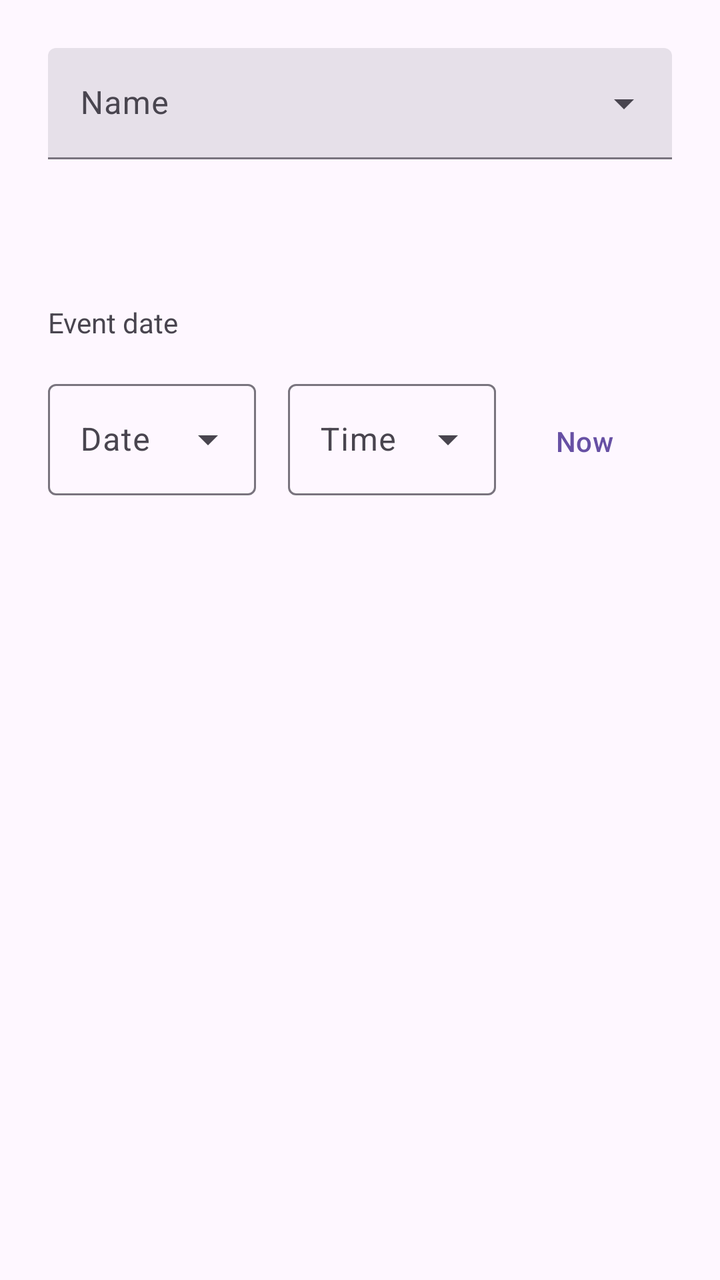
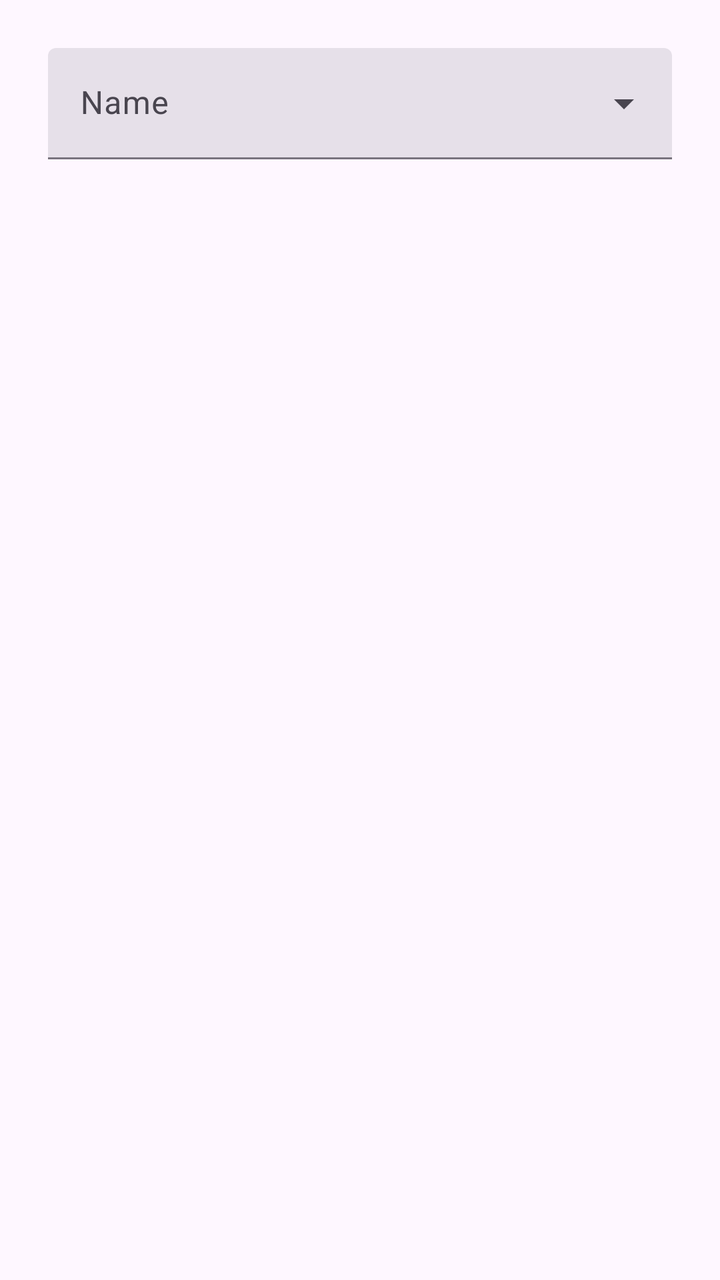

Screens rendered from an Android XML layout before and after an edit, with the pre-edit source and the edit as a unified diff.
<!-- AndroidManifest.xml: application theme Theme.TaskTracker -->
<!-- res/layout/fragment_entry.xml -->
<?xml version="1.0" encoding="utf-8"?>
<androidx.core.widget.NestedScrollView xmlns:android="http://schemas.android.com/apk/res/android"
    android:layout_width="match_parent"
    android:layout_height="match_parent"
    xmlns:app="http://schemas.android.com/apk/res-auto">

    <androidx.constraintlayout.widget.ConstraintLayout
        android:layout_width="match_parent"
        android:layout_height="match_parent"
        android:padding="24dp">

        
        <com.google.android.material.textfield.TextInputLayout
            android:id="@+id/entry_name_input_layout"
            android:layout_width="match_parent"
            android:layout_height="wrap_content"
            android:hint="@string/task_header_name"
            app:layout_constraintStart_toStartOf="parent"
            app:layout_constraintTop_toTopOf="parent"
            style="@style/Widget.Material3.TextInputLayout.FilledBox.ExposedDropdownMenu">

            <AutoCompleteTextView
                android:id="@+id/entry_name_edittext"
                android:layout_width="match_parent"
                android:layout_height="wrap_content"
                android:inputType="none"
                android:textColorHint="#616161" />

        </com.google.android.material.textfield.TextInputLayout>

        <LinearLayout
            android:id="@+id/entries_without_date_layout"
            android:layout_width="match_parent"
            android:layout_height="wrap_content"
            android:layout_marginTop="24dp"
            android:orientation="vertical"
            app:layout_constraintStart_toStartOf="parent"
            app:layout_constraintTop_toBottomOf="@+id/entry_name_input_layout">
            
            <com.google.android.material.textfield.TextInputLayout
                android:id="@+id/entry_yesno_input_layout"
                android:layout_width="match_parent"
                android:layout_height="wrap_content"
                android:visibility="gone"
                style="@style/Widget.Material3.TextInputLayout.OutlinedBox.ExposedDropdownMenu">

                <AutoCompleteTextView
                    android:id="@+id/entry_yesno_edittext"
                    android:layout_width="match_parent"
                    android:layout_height="wrap_content"
                    android:inputType="none" />

            </com.google.android.material.textfield.TextInputLayout>

            
            <com.google.android.material.textfield.TextInputLayout
                android:id="@+id/entry_number_input_layout"
                android:layout_width="match_parent"
                android:layout_height="wrap_content"
                android:visibility="gone"
                android:hint="@string/entry_number_title">

                <com.google.android.material.textfield.TextInputEditText
                    android:layout_width="match_parent"
                    android:layout_height="wrap_content"
                    android:id="@+id/entry_number_edittext"
                    android:inputType="number"/>

            </com.google.android.material.textfield.TextInputLayout>
        </LinearLayout>

        
        <androidx.constraintlayout.widget.ConstraintLayout
            android:id="@+id/entry_to_from_layout"
            android:layout_width="match_parent"
            android:layout_height="wrap_content"
            android:layout_marginTop="32dp"
            android:visibility="gone"
            app:layout_constraintStart_toStartOf="parent"
            app:layout_constraintTop_toBottomOf="@+id/entry_name_input_layout">

            <com.google.android.material.textview.MaterialTextView
                android:id="@+id/entry_from_title_textview"
                android:layout_width="wrap_content"
                android:layout_height="wrap_content"
                android:text="@string/entry_start_date_title"
                app:layout_constraintStart_toStartOf="parent"
                app:layout_constraintTop_toTopOf="parent"/>

            <com.google.android.material.textfield.TextInputLayout
                android:id="@+id/entry_from_date_input_layout"
                android:layout_width="0dp"
                android:layout_height="wrap_content"
                android:hint="@string/entry_date_title"
                android:layout_marginTop="16dp"
                app:layout_constraintStart_toStartOf="parent"
                app:layout_constraintEnd_toStartOf="@+id/entry_from_time_input_layout"
                app:layout_constraintTop_toBottomOf="@+id/entry_from_title_textview"
                style="@style/Widget.Material3.TextInputLayout.OutlinedBox.ExposedDropdownMenu">

                <AutoCompleteTextView
                    android:layout_width="match_parent"
                    android:layout_height="wrap_content"
                    android:id="@+id/entry_from_date_edittext"
                    android:inputType="none"/>

            </com.google.android.material.textfield.TextInputLayout>

            <com.google.android.material.textfield.TextInputLayout
                android:id="@+id/entry_from_time_input_layout"
                android:layout_width="0dp"
                android:layout_height="wrap_content"
                android:hint="@string/entry_time_title"
                android:layout_marginTop="16dp"
                android:layout_marginStart="16dp"
                app:layout_constraintEnd_toStartOf="@+id/entry_from_now"
                app:layout_constraintStart_toEndOf="@+id/entry_from_date_input_layout"
                app:layout_constraintTop_toBottomOf="@+id/entry_from_title_textview"
                style="@style/Widget.Material3.TextInputLayout.OutlinedBox.ExposedDropdownMenu">

                <AutoCompleteTextView
                    android:layout_width="match_parent"
                    android:layout_height="wrap_content"
                    android:id="@+id/entry_from_time_edittext"
                    android:inputType="none"/>

            </com.google.android.material.textfield.TextInputLayout>

            <Button
                style="@style/Widget.Material3.Button.TextButton"
                android:layout_width="wrap_content"
                android:layout_height="wrap_content"
                android:id="@+id/entry_from_now"
                android:text="@string/entry_now_btn"
                app:layout_constraintEnd_toEndOf="parent"
                app:layout_constraintBaseline_toBaselineOf="@+id/entry_from_time_input_layout"/>


            
            <com.google.android.material.textview.MaterialTextView
                android:id="@+id/entry_to_title_textview"
                android:layout_width="wrap_content"
                android:layout_height="wrap_content"
                android:layout_marginTop="16dp"
                android:text="@string/entry_end_date_title"
                app:layout_constraintStart_toStartOf="parent"
                app:layout_constraintTop_toBottomOf="@+id/entry_from_date_input_layout"/>

            <com.google.android.material.textfield.TextInputLayout
                android:id="@+id/entry_to_date_input_layout"
                android:layout_width="0dp"
                android:layout_height="wrap_content"
                android:hint="@string/entry_date_title"
                android:layout_marginTop="16dp"
                app:layout_constraintStart_toStartOf="parent"
                app:layout_constraintEnd_toStartOf="@+id/entry_to_time_input_layout"
                app:layout_constraintTop_toBottomOf="@+id/entry_to_title_textview"
                style="@style/Widget.Material3.TextInputLayout.OutlinedBox.ExposedDropdownMenu">

                <AutoCompleteTextView
                    android:layout_width="match_parent"
                    android:layout_height="wrap_content"
                    android:id="@+id/entry_to_date_edittext"
                    android:inputType="none"/>

            </com.google.android.material.textfield.TextInputLayout>

            <com.google.android.material.textfield.TextInputLayout
                android:id="@+id/entry_to_time_input_layout"
                android:layout_width="0dp"
                android:layout_height="wrap_content"
                android:hint="@string/entry_time_title"
                android:layout_marginTop="16dp"
                android:layout_marginStart="16dp"
                app:layout_constraintEnd_toStartOf="@+id/entry_to_now"
                app:layout_constraintStart_toEndOf="@+id/entry_to_date_input_layout"
                app:layout_constraintTop_toBottomOf="@+id/entry_to_title_textview"
                style="@style/Widget.Material3.TextInputLayout.OutlinedBox.ExposedDropdownMenu">

                <AutoCompleteTextView
                    android:layout_width="match_parent"
                    android:layout_height="wrap_content"
                    android:id="@+id/entry_to_time_edittext"
                    android:inputType="none"/>

            </com.google.android.material.textfield.TextInputLayout>

            <Button
                style="@style/Widget.Material3.Button.TextButton"
                android:layout_width="wrap_content"
                android:layout_height="wrap_content"
                android:id="@+id/entry_to_now"
                android:text="@string/entry_now_btn"
                app:layout_constraintEnd_toEndOf="parent"
                app:layout_constraintBaseline_toBaselineOf="@+id/entry_to_time_input_layout"/>
        </androidx.constraintlayout.widget.ConstraintLayout>

        
    <androidx.constraintlayout.widget.ConstraintLayout
        android:id="@+id/entry_date_layout"
        android:layout_width="match_parent"
        android:layout_height="wrap_content"
        android:layout_marginTop="32dp"
        app:layout_constraintStart_toStartOf="parent"
        app:layout_constraintTop_toBottomOf="@+id/entries_without_date_layout">

        <com.google.android.material.textview.MaterialTextView
            android:id="@+id/entry_event_title_textview"
            android:layout_width="wrap_content"
            android:layout_height="wrap_content"
            android:layout_marginTop="16dp"
            android:text="@string/entry_event_title"
            app:layout_constraintStart_toStartOf="parent"
            app:layout_constraintTop_toTopOf="parent"/>

        <com.google.android.material.textfield.TextInputLayout
            android:id="@+id/entry_event_date_input_layout"
            android:layout_width="0dp"
            android:layout_height="wrap_content"
            android:hint="@string/entry_date_title"
            android:layout_marginTop="16dp"
            app:layout_constraintStart_toStartOf="parent"
            app:layout_constraintEnd_toStartOf="@+id/entry_event_time_input_layout"
            app:layout_constraintTop_toBottomOf="@+id/entry_event_title_textview"
            style="@style/Widget.Material3.TextInputLayout.OutlinedBox.ExposedDropdownMenu">

            <AutoCompleteTextView
                android:layout_width="match_parent"
                android:layout_height="wrap_content"
                android:id="@+id/entry_event_date_edittext"
                android:inputType="none"/>

        </com.google.android.material.textfield.TextInputLayout>

        <com.google.android.material.textfield.TextInputLayout
            android:id="@+id/entry_event_time_input_layout"
            android:layout_width="0dp"
            android:layout_height="wrap_content"
            android:hint="@string/entry_time_title"
            android:layout_marginTop="16dp"
            android:layout_marginStart="16dp"
            app:layout_constraintEnd_toStartOf="@+id/entry_event_now"
            app:layout_constraintStart_toEndOf="@+id/entry_event_date_input_layout"
            app:layout_constraintTop_toBottomOf="@+id/entry_event_title_textview"
            style="@style/Widget.Material3.TextInputLayout.OutlinedBox.ExposedDropdownMenu">

            <AutoCompleteTextView
                android:layout_width="match_parent"
                android:layout_height="wrap_content"
                android:id="@+id/entry_event_time_edittext"
                android:inputType="none"/>

        </com.google.android.material.textfield.TextInputLayout>

        <Button
            style="@style/Widget.Material3.Button.TextButton"
            android:layout_width="wrap_content"
            android:layout_height="wrap_content"
            android:id="@+id/entry_event_now"
            android:text="@string/entry_now_btn"
            app:layout_constraintEnd_toEndOf="parent"
            app:layout_constraintBaseline_toBaselineOf="@+id/entry_event_time_input_layout"/>
    </androidx.constraintlayout.widget.ConstraintLayout>

    </androidx.constraintlayout.widget.ConstraintLayout>
</androidx.core.widget.NestedScrollView>
<!-- resources referenced by this layout -->
<resources>
  <string name="entry_date_title">Date</string>
  <string name="entry_end_date_title">To</string>
  <string name="entry_event_title">Event date</string>
  <string name="entry_now_btn">Now</string>
  <string name="entry_number_title">Number</string>
  <string name="entry_start_date_title">From</string>
  <string name="entry_time_title">Time</string>
  <string name="task_header_name">Name</string>
  <style name="Theme.TaskTracker" parent="Base.Theme.TaskTracker" />
  <style name="Base.Theme.TaskTracker" parent="Theme.Material3.DayNight.NoActionBar">
          
          
      </style>
</resources>

<!-- the commit's change to res/layout/fragment_entry.xml (unified diff, before → after) -->
@@ -1,8 +1,8 @@
 <?xml version="1.0" encoding="utf-8"?>
 <androidx.core.widget.NestedScrollView xmlns:android="http://schemas.android.com/apk/res/android"
+    xmlns:app="http://schemas.android.com/apk/res-auto"
     android:layout_width="match_parent"
-    android:layout_height="match_parent"
-    xmlns:app="http://schemas.android.com/apk/res-auto">
+    android:layout_height="match_parent">
 
     <androidx.constraintlayout.widget.ConstraintLayout
         android:layout_width="match_parent"
@@ -12,12 +12,12 @@
         
         <com.google.android.material.textfield.TextInputLayout
             android:id="@+id/entry_name_input_layout"
+            style="@style/Widget.Material3.TextInputLayout.FilledBox.ExposedDropdownMenu"
             android:layout_width="match_parent"
             android:layout_height="wrap_content"
             android:hint="@string/task_header_name"
             app:layout_constraintStart_toStartOf="parent"
-            app:layout_constraintTop_toTopOf="parent"
-            style="@style/Widget.Material3.TextInputLayout.FilledBox.ExposedDropdownMenu">
+            app:layout_constraintTop_toTopOf="parent">
 
             <AutoCompleteTextView
                 android:id="@+id/entry_name_edittext"
@@ -39,10 +39,10 @@
             
             <com.google.android.material.textfield.TextInputLayout
                 android:id="@+id/entry_yesno_input_layout"
+                style="@style/Widget.Material3.TextInputLayout.OutlinedBox.ExposedDropdownMenu"
                 android:layout_width="match_parent"
                 android:layout_height="wrap_content"
-                android:visibility="gone"
-                style="@style/Widget.Material3.TextInputLayout.OutlinedBox.ExposedDropdownMenu">
+                android:visibility="gone">
 
                 <AutoCompleteTextView
                     android:id="@+id/entry_yesno_edittext"
@@ -57,14 +57,14 @@
                 android:id="@+id/entry_number_input_layout"
                 android:layout_width="match_parent"
                 android:layout_height="wrap_content"
-                android:visibility="gone"
-                android:hint="@string/entry_number_title">
+                android:hint="@string/entry_number_title"
+                android:visibility="gone">
 
                 <com.google.android.material.textfield.TextInputEditText
-                    android:layout_width="match_parent"
-                    android:layout_height="wrap_content"
                     android:id="@+id/entry_number_edittext"
-                    android:inputType="number"/>
+                    android:layout_width="match_parent"
+                    android:layout_height="wrap_content"
+                    android:inputType="number" />
 
             </com.google.android.material.textfield.TextInputLayout>
         </LinearLayout>
@@ -85,55 +85,55 @@
                 android:layout_height="wrap_content"
                 android:text="@string/entry_start_date_title"
                 app:layout_constraintStart_toStartOf="parent"
-                app:layout_constraintTop_toTopOf="parent"/>
+                app:layout_constraintTop_toTopOf="parent" />
 
             <com.google.android.material.textfield.TextInputLayout
                 android:id="@+id/entry_from_date_input_layout"
-                android:layout_width="0dp"
-                android:layout_height="wrap_content"
+                style="@style/Widget.Material3.TextInputLayout.OutlinedBox.ExposedDropdownMenu"
+                android:layout_width="0dp"
+                android:layout_height="wrap_content"
+                android:layout_marginTop="16dp"
                 android:hint="@string/entry_date_title"
-                android:layout_marginTop="16dp"
-                app:layout_constraintStart_toStartOf="parent"
                 app:layout_constraintEnd_toStartOf="@+id/entry_from_time_input_layout"
-                app:layout_constraintTop_toBottomOf="@+id/entry_from_title_textview"
-                style="@style/Widget.Material3.TextInputLayout.OutlinedBox.ExposedDropdownMenu">
-
-                <AutoCompleteTextView
-                    android:layout_width="match_parent"
-                    android:layout_height="wrap_content"
+                app:layout_constraintStart_toStartOf="parent"
+                app:layout_constraintTop_toBottomOf="@+id/entry_from_title_textview">
+
+                <AutoCompleteTextView
                     android:id="@+id/entry_from_date_edittext"
-                    android:inputType="none"/>
+                    android:layout_width="match_parent"
+                    android:layout_height="wrap_content"
+                    android:inputType="none" />
 
             </com.google.android.material.textfield.TextInputLayout>
 
             <com.google.android.material.textfield.TextInputLayout
                 android:id="@+id/entry_from_time_input_layout"
-                android:layout_width="0dp"
-                android:layout_height="wrap_content"
+                style="@style/Widget.Material3.TextInputLayout.OutlinedBox.ExposedDropdownMenu"
+                android:layout_width="0dp"
+                android:layout_height="wrap_content"
+                android:layout_marginStart="16dp"
+                android:layout_marginTop="16dp"
                 android:hint="@string/entry_time_title"
-                android:layout_marginTop="16dp"
-                android:layout_marginStart="16dp"
                 app:layout_constraintEnd_toStartOf="@+id/entry_from_now"
                 app:layout_constraintStart_toEndOf="@+id/entry_from_date_input_layout"
-                app:layout_constraintTop_toBottomOf="@+id/entry_from_title_textview"
-                style="@style/Widget.Material3.TextInputLayout.OutlinedBox.ExposedDropdownMenu">
-
-                <AutoCompleteTextView
-                    android:layout_width="match_parent"
-                    android:layout_height="wrap_content"
+                app:layout_constraintTop_toBottomOf="@+id/entry_from_title_textview">
+
+                <AutoCompleteTextView
                     android:id="@+id/entry_from_time_edittext"
-                    android:inputType="none"/>
+                    android:layout_width="match_parent"
+                    android:layout_height="wrap_content"
+                    android:inputType="none" />
 
             </com.google.android.material.textfield.TextInputLayout>
 
             <Button
+                android:id="@+id/entry_from_now"
                 style="@style/Widget.Material3.Button.TextButton"
                 android:layout_width="wrap_content"
                 android:layout_height="wrap_content"
-                android:id="@+id/entry_from_now"
                 android:text="@string/entry_now_btn"
-                app:layout_constraintEnd_toEndOf="parent"
-                app:layout_constraintBaseline_toBaselineOf="@+id/entry_from_time_input_layout"/>
+                app:layout_constraintBaseline_toBaselineOf="@+id/entry_from_time_input_layout"
+                app:layout_constraintEnd_toEndOf="parent" />
 
 
             
@@ -144,123 +144,124 @@
                 android:layout_marginTop="16dp"
                 android:text="@string/entry_end_date_title"
                 app:layout_constraintStart_toStartOf="parent"
-                app:layout_constraintTop_toBottomOf="@+id/entry_from_date_input_layout"/>
+                app:layout_constraintTop_toBottomOf="@+id/entry_from_date_input_layout" />
 
             <com.google.android.material.textfield.TextInputLayout
                 android:id="@+id/entry_to_date_input_layout"
-                android:layout_width="0dp"
-                android:layout_height="wrap_content"
+                style="@style/Widget.Material3.TextInputLayout.OutlinedBox.ExposedDropdownMenu"
+                android:layout_width="0dp"
+                android:layout_height="wrap_content"
+                android:layout_marginTop="16dp"
                 android:hint="@string/entry_date_title"
-                android:layout_marginTop="16dp"
-                app:layout_constraintStart_toStartOf="parent"
                 app:layout_constraintEnd_toStartOf="@+id/entry_to_time_input_layout"
-                app:layout_constraintTop_toBottomOf="@+id/entry_to_title_textview"
-                style="@style/Widget.Material3.TextInputLayout.OutlinedBox.ExposedDropdownMenu">
-
-                <AutoCompleteTextView
-                    android:layout_width="match_parent"
-                    android:layout_height="wrap_content"
+                app:layout_constraintStart_toStartOf="parent"
+                app:layout_constraintTop_toBottomOf="@+id/entry_to_title_textview">
+
+                <AutoCompleteTextView
                     android:id="@+id/entry_to_date_edittext"
-                    android:inputType="none"/>
+                    android:layout_width="match_parent"
+                    android:layout_height="wrap_content"
+                    android:inputType="none" />
 
             </com.google.android.material.textfield.TextInputLayout>
 
             <com.google.android.material.textfield.TextInputLayout
                 android:id="@+id/entry_to_time_input_layout"
-                android:layout_width="0dp"
-                android:layout_height="wrap_content"
+                style="@style/Widget.Material3.TextInputLayout.OutlinedBox.ExposedDropdownMenu"
+                android:layout_width="0dp"
+                android:layout_height="wrap_content"
+                android:layout_marginStart="16dp"
+                android:layout_marginTop="16dp"
                 android:hint="@string/entry_time_title"
-                android:layout_marginTop="16dp"
-                android:layout_marginStart="16dp"
                 app:layout_constraintEnd_toStartOf="@+id/entry_to_now"
                 app:layout_constraintStart_toEndOf="@+id/entry_to_date_input_layout"
-                app:layout_constraintTop_toBottomOf="@+id/entry_to_title_textview"
-                style="@style/Widget.Material3.TextInputLayout.OutlinedBox.ExposedDropdownMenu">
-
-                <AutoCompleteTextView
-                    android:layout_width="match_parent"
-                    android:layout_height="wrap_content"
+                app:layout_constraintTop_toBottomOf="@+id/entry_to_title_textview">
+
+                <AutoCompleteTextView
                     android:id="@+id/entry_to_time_edittext"
-                    android:inputType="none"/>
+                    android:layout_width="match_parent"
+                    android:layout_height="wrap_content"
+                    android:inputType="none" />
 
             </com.google.android.material.textfield.TextInputLayout>
 
             <Button
+                android:id="@+id/entry_to_now"
                 style="@style/Widget.Material3.Button.TextButton"
                 android:layout_width="wrap_content"
                 android:layout_height="wrap_content"
-                android:id="@+id/entry_to_now"
                 android:text="@string/entry_now_btn"
-                app:layout_constraintEnd_toEndOf="parent"
-                app:layout_constraintBaseline_toBaselineOf="@+id/entry_to_time_input_layout"/>
+                app:layout_constraintBaseline_toBaselineOf="@+id/entry_to_time_input_layout"
+                app:layout_constraintEnd_toEndOf="parent" />
         </androidx.constraintlayout.widget.ConstraintLayout>
 
         
-    <androidx.constraintlayout.widget.ConstraintLayout
-        android:id="@+id/entry_date_layout"
-        android:layout_width="match_parent"
-        android:layout_height="wrap_content"
-        android:layout_marginTop="32dp"
-        app:layout_constraintStart_toStartOf="parent"
-        app:layout_constraintTop_toBottomOf="@+id/entries_without_date_layout">
-
-        <com.google.android.material.textview.MaterialTextView
-            android:id="@+id/entry_event_title_textview"
-            android:layout_width="wrap_content"
-            android:layout_height="wrap_content"
-            android:layout_marginTop="16dp"
-            android:text="@string/entry_event_title"
-            app:layout_constraintStart_toStartOf="parent"
-            app:layout_constraintTop_toTopOf="parent"/>
-
-        <com.google.android.material.textfield.TextInputLayout
-            android:id="@+id/entry_event_date_input_layout"
-            android:layout_width="0dp"
-            android:layout_height="wrap_content"
-            android:hint="@string/entry_date_title"
-            android:layout_marginTop="16dp"
-            app:layout_constraintStart_toStartOf="parent"
-            app:layout_constraintEnd_toStartOf="@+id/entry_event_time_input_layout"
-            app:layout_constraintTop_toBottomOf="@+id/entry_event_title_textview"
-            style="@style/Widget.Material3.TextInputLayout.OutlinedBox.ExposedDropdownMenu">
-
-            <AutoCompleteTextView
-                android:layout_width="match_parent"
-                android:layout_height="wrap_content"
-                android:id="@+id/entry_event_date_edittext"
-                android:inputType="none"/>
-
-        </com.google.android.material.textfield.TextInputLayout>
-
-        <com.google.android.material.textfield.TextInputLayout
-            android:id="@+id/entry_event_time_input_layout"
-            android:layout_width="0dp"
-            android:layout_height="wrap_content"
-            android:hint="@string/entry_time_title"
-            android:layout_marginTop="16dp"
-            android:layout_marginStart="16dp"
-            app:layout_constraintEnd_toStartOf="@+id/entry_event_now"
-            app:layout_constraintStart_toEndOf="@+id/entry_event_date_input_layout"
-            app:layout_constraintTop_toBottomOf="@+id/entry_event_title_textview"
-            style="@style/Widget.Material3.TextInputLayout.OutlinedBox.ExposedDropdownMenu">
-
-            <AutoCompleteTextView
-                android:layout_width="match_parent"
-                android:layout_height="wrap_content"
-                android:id="@+id/entry_event_time_edittext"
-                android:inputType="none"/>
-
-        </com.google.android.material.textfield.TextInputLayout>
-
-        <Button
-            style="@style/Widget.Material3.Button.TextButton"
-            android:layout_width="wrap_content"
-            android:layout_height="wrap_content"
-            android:id="@+id/entry_event_now"
-            android:text="@string/entry_now_btn"
-            app:layout_constraintEnd_toEndOf="parent"
-            app:layout_constraintBaseline_toBaselineOf="@+id/entry_event_time_input_layout"/>
-    </androidx.constraintlayout.widget.ConstraintLayout>
+        <androidx.constraintlayout.widget.ConstraintLayout
+            android:id="@+id/entry_date_layout"
+            android:layout_width="match_parent"
+            android:layout_height="wrap_content"
+            android:layout_marginTop="32dp"
+            android:visibility="gone"
+            app:layout_constraintStart_toStartOf="parent"
+            app:layout_constraintTop_toBottomOf="@+id/entries_without_date_layout">
+
+            <com.google.android.material.textview.MaterialTextView
+                android:id="@+id/entry_event_title_textview"
+                android:layout_width="wrap_content"
+                android:layout_height="wrap_content"
+                android:layout_marginTop="16dp"
+                android:text="@string/entry_event_title"
+                app:layout_constraintStart_toStartOf="parent"
+                app:layout_constraintTop_toTopOf="parent" />
+
+            <com.google.android.material.textfield.TextInputLayout
+                android:id="@+id/entry_event_date_input_layout"
+                style="@style/Widget.Material3.TextInputLayout.OutlinedBox.ExposedDropdownMenu"
+                android:layout_width="0dp"
+                android:layout_height="wrap_content"
+                android:layout_marginTop="16dp"
+                android:hint="@string/entry_date_title"
+                app:layout_constraintEnd_toStartOf="@+id/entry_event_time_input_layout"
+                app:layout_constraintStart_toStartOf="parent"
+                app:layout_constraintTop_toBottomOf="@+id/entry_event_title_textview">
+
+                <AutoCompleteTextView
+                    android:id="@+id/entry_event_date_edittext"
+                    android:layout_width="match_parent"
+                    android:layout_height="wrap_content"
+                    android:inputType="none" />
+
+            </com.google.android.material.textfield.TextInputLayout>
+
+            <com.google.android.material.textfield.TextInputLayout
+                android:id="@+id/entry_event_time_input_layout"
+                style="@style/Widget.Material3.TextInputLayout.OutlinedBox.ExposedDropdownMenu"
+                android:layout_width="0dp"
+                android:layout_height="wrap_content"
+                android:layout_marginStart="16dp"
+                android:layout_marginTop="16dp"
+                android:hint="@string/entry_time_title"
+                app:layout_constraintEnd_toStartOf="@+id/entry_event_now"
+                app:layout_constraintStart_toEndOf="@+id/entry_event_date_input_layout"
+                app:layout_constraintTop_toBottomOf="@+id/entry_event_title_textview">
+
+                <AutoCompleteTextView
+                    android:id="@+id/entry_event_time_edittext"
+                    android:layout_width="match_parent"
+                    android:layout_height="wrap_content"
+                    android:inputType="none" />
+
+            </com.google.android.material.textfield.TextInputLayout>
+
+            <Button
+                android:id="@+id/entry_event_now"
+                style="@style/Widget.Material3.Button.TextButton"
+                android:layout_width="wrap_content"
+                android:layout_height="wrap_content"
+                android:text="@string/entry_now_btn"
+                app:layout_constraintBaseline_toBaselineOf="@+id/entry_event_time_input_layout"
+                app:layout_constraintEnd_toEndOf="parent" />
+        </androidx.constraintlayout.widget.ConstraintLayout>
 
     </androidx.constraintlayout.widget.ConstraintLayout>
 </androidx.core.widget.NestedScrollView>
